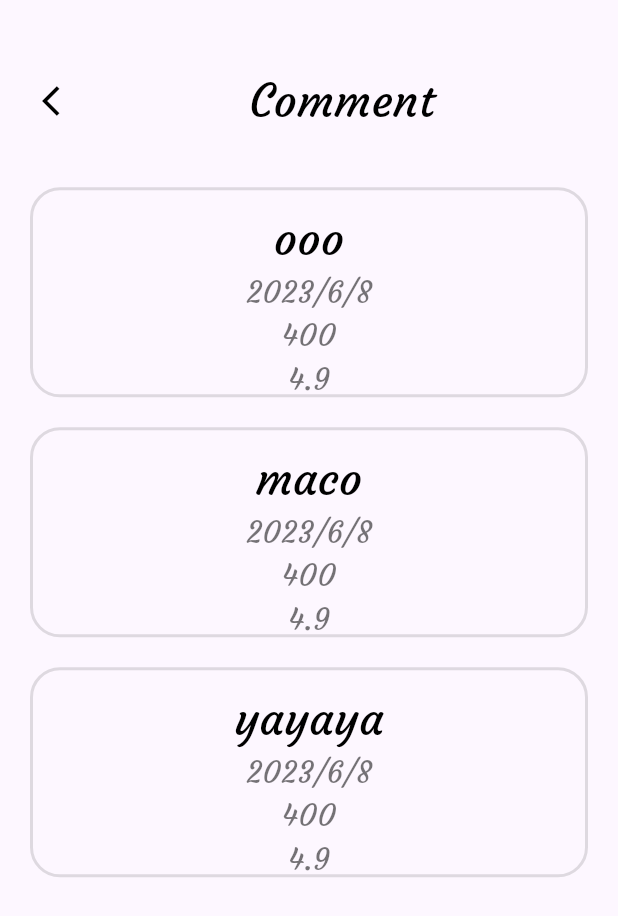
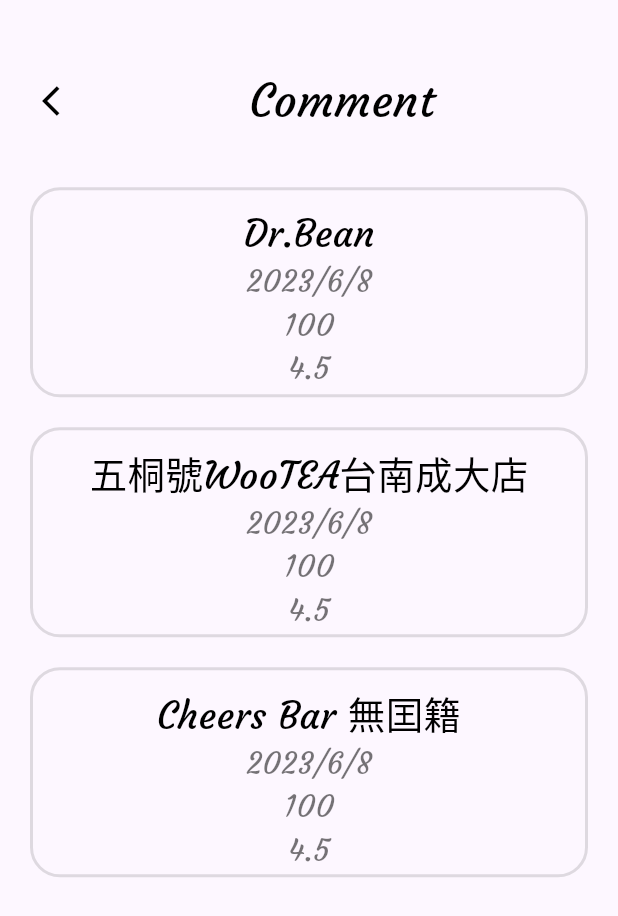
Before and after one commit to chi1027/APP_FinalProject, a Flutter app: the SliverAppBarExample screen opened directly, on a phone screen of 412 x 824 dp. Shown: the top 916 px of the screen. Run offline on Flutter 3.47's test engine with Material 2 defaults, Android fonts, the phone set to English and light mode, and no system bars; our stand-ins replace cloud_firestore, firebase_auth, firebase_core, flutter_rating_bar, geolocator, google_maps_flutter and 3 more; missing offline and left inert: cloud_firestore_web, dart:ffi, firebase_auth_web, firebase_core_web, shared_preferences_web; accounts and stored records are empty.

Commit message:
update store

```diff
--- a/app/lib/userCommentPage.dart
+++ b/app/lib/userCommentPage.dart
@@ -21,8 +21,8 @@
 class _SliverAppBarExampleState extends State<SliverAppBarExample> {
   /////////////////////////////////////////////////////////////////////////////////////
   //func(user.ID)return dir; //成就搜尋
-  var dir = [{"store":"ooo","date":"2023/6/8","money":"400","star":"4.9"},{"store":"maco", "date":"2023/6/8","money":"400","star":"4.9"},
-    {"store":"yayaya","date":"2023/6/8","money":"400","star":"4.9"}];
+  var dir = [{"store":"Dr.Bean","date":"2023/6/8","money":"100","star":"4.5"},{"store":"五桐號WooTEA台南成大店", "date":"2023/6/8","money":"100","star":"4.5"},
+    {"store":"Cheers Bar 無囯籍","date":"2023/6/8","money":"100","star":"4.5"}];
   /////////////////////////////////////////////////////////////////////////////////////
 
 // [SliverAppBar]s are typically used in [CustomScrollView.slivers], which in
@@ -110,7 +110,7 @@
                                                       store.toString(),
                                                       style: TextStyle(
                                                         color: Colors.black,
-                                                        fontSize: 30,
+                                                        fontSize: 25,
                                                         fontFamily: 'Courgette',)
                                                   ),
                                                   Text(
--- a/app/lib/userFavoritePage.dart
+++ b/app/lib/userFavoritePage.dart
@@ -21,8 +21,8 @@
 class _SliverAppBarExampleState extends State<SliverAppBarExample> {
   /////////////////////////////////////////////////////////////////////////////////////
   //func(user.ID)return dir; //愛好搜尋
-  var dir = [{"store":"ooo","money":"400"},{"store":"maco","money":"400"},
-    {"store":"yayaya","money":"400"}];
+  var dir = [{"store":"甘谷咖啡","money":"100"},{"store":"五桐號WooTEA台南成大店","money":"100"},
+    {"store":"Cheers Bar 無囯籍","money":"100"}];
   /////////////////////////////////////////////////////////////////////////////////////
 
 // [SliverAppBar]s are typically used in [CustomScrollView.slivers], which in
@@ -103,14 +103,14 @@
                                                       store.toString(),
                                                       style: TextStyle(
                                                         color: Colors.black,
-                                                        fontSize: 30,
+                                                        fontSize: 20,
                                                         fontFamily: 'Courgette',)
                                                   ),
                                                   Text(
                                                       money.toString(),
                                                       style: TextStyle(
                                                         color: Colors.black54,
-                                                        fontSize: 20,
+                                                        fontSize: 15,
                                                         fontFamily: 'Courgette',)
                                                   ),
                                                 ],
```
